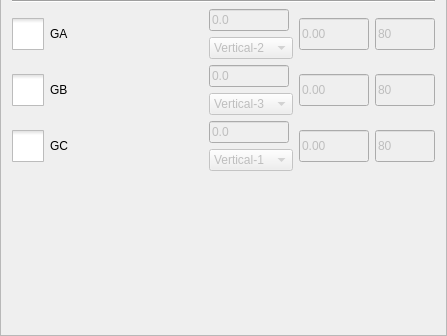
Qt form hcinstruction/actionsettingframe.ui (GaussCheng/2-5AxisPunch) before a commit; both pictures show x 0 to 447 and y 329 to 665 of the 447 by 665 pixel window.
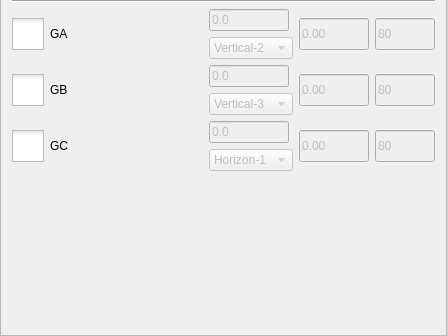
The same form after that commit. Icons and pictures are not drawn. Custom widgets are drawn as their Qt base class.

Commit message: BUG#118 直接将C轴位置的水平和垂直调换即可，两种方式，第一，在ui界面将轴的两个属性调换 第二，在actionsettingframe.cpp文件中第769行将输出调换。

Patch:
```diff
--- a/hcinstruction/actionsettingframe.ui
+++ b/hcinstruction/actionsettingframe.ui
@@ -1024,7 +1024,7 @@
        </property>
        <item>
         <property name="text">
-         <string>Vertical-1</string>
+         <string>Horizon-1</string>
         </property>
        </item>
        <item>
```
Left out of the diff: 2 changed lines with no effect on the pictures. The commit also changes 1 other file.
